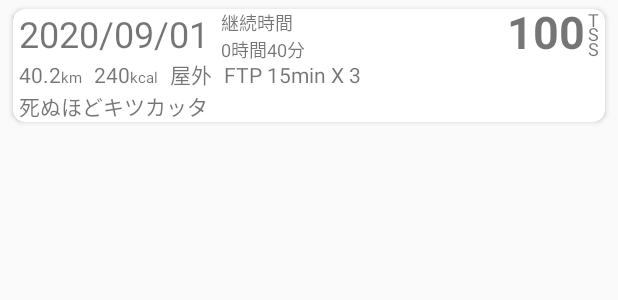
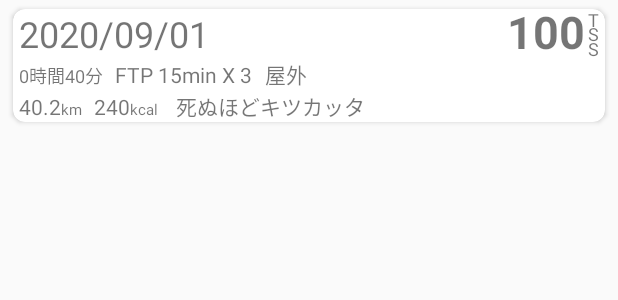
Before and after one commit to Shiro32/PMCMaker, an Android app: the layout one_run_card.xml on its own in the app's theme, with its tools: preview values and no code run, on a phone screen of 412 x 824 dp. Shown: the top 300 px of the screen. Run offline under Robolectric (Android 15) with nearby library versions, the phone set to English and light mode, and no system bars.

Commit message:
V0.1 少しだけレイアウト変更 なぜか、RecylerViewのバグが消えた？

```diff
--- a/app/src/main/java/com/sakuraweb/fotopota/pmcmaker/ui/run/RunRecyclerViewAdapter.kt
+++ b/app/src/main/java/com/sakuraweb/fotopota/pmcmaker/ui/run/RunRecyclerViewAdapter.kt
@@ -26,7 +26,6 @@ class RunRecyclerViewAdapter(trainingRealm: RealmResults<RunData> ) :
         val view = LayoutInflater.from(parent.context).inflate(R.layout.one_run_card, parent, false)
         if( !settingDurationSw ) {
             view.oneRunDuration.visibility = View.GONE
-            view.oneRunDurationLabel.visibility = View.GONE
         }
         if( !settingKmSw ) {
             view.oneRunKm.visibility = View.GONE
--- a/app/src/main/res/layout/one_run_card.xml
+++ b/app/src/main/res/layout/one_run_card.xml
@@ -26,25 +26,6 @@
             android:textSize="24sp"
             app:layout_constraintStart_toStartOf="parent"
             app:layout_constraintTop_toTopOf="parent" />
-
-        <TextView
-            android:id="@+id/oneRunDurationLabel"
-            android:layout_width="wrap_content"
-            android:layout_height="wrap_content"
-            android:layout_marginStart="8dp"
-            android:text="@string/one_run_duration_label"
-            android:textSize="12sp"
-            app:layout_constraintStart_toEndOf="@+id/oneRunDate"
-            app:layout_constraintTop_toTopOf="parent" />
-
-        <TextView
-            android:id="@+id/oneRunDuration"
-            android:layout_width="wrap_content"
-            android:layout_height="wrap_content"
-            android:text="0時間40分"
-            android:textSize="12sp"
-            app:layout_constraintStart_toStartOf="@+id/oneRunDurationLabel"
-            app:layout_constraintTop_toBottomOf="@+id/oneRunDurationLabel" />
 
         <TextView
             android:id="@+id/oneRunTSS"
@@ -81,6 +62,40 @@
             app:layout_constraintTop_toBottomOf="@+id/oneRunDate">
 
             <TextView
+                android:id="@+id/oneRunDuration"
+                android:layout_width="wrap_content"
+                android:layout_height="wrap_content"
+                android:layout_marginEnd="8dp"
+                android:text="0時間40分"
+                android:textSize="12sp" />
+
+            <TextView
+                android:id="@+id/oneRunMenu"
+                android:layout_width="wrap_content"
+                android:layout_height="wrap_content"
+                android:layout_marginEnd="8dp"
+                android:text="FTP 15min X 3"
+                android:textSize="14sp" />
+
+            <TextView
+                android:id="@+id/oneRunPlace"
+                android:layout_width="wrap_content"
+                android:layout_height="wrap_content"
+                android:layout_marginEnd="8dp"
+                android:text="屋外"
+                android:textSize="14sp" />
+
+        </LinearLayout>
+
+        <LinearLayout
+            android:layout_width="match_parent"
+            android:layout_height="match_parent"
+            android:layout_marginStart="4dp"
+            android:orientation="horizontal"
+            app:layout_constraintStart_toStartOf="parent"
+            app:layout_constraintTop_toBottomOf="@+id/linearLayout">
+
+            <TextView
                 android:id="@+id/oneRunKm"
                 android:layout_width="wrap_content"
                 android:layout_height="wrap_content"
@@ -111,31 +126,13 @@
                 android:textSize="10sp" />
 
             <TextView
-                android:id="@+id/oneRunPlace"
+                android:id="@+id/oneRunMemo"
                 android:layout_width="wrap_content"
                 android:layout_height="wrap_content"
-                android:layout_marginEnd="8dp"
-                android:text="屋外"
-                android:textSize="14sp" />
-
-            <TextView
-                android:id="@+id/oneRunMenu"
-                android:layout_width="wrap_content"
-                android:layout_height="wrap_content"
-                android:layout_marginEnd="8dp"
-                android:text="FTP 15min X 3"
+                android:layout_marginStart="4dp"
+                android:text="死ぬほどキツカッタ"
                 android:textSize="14sp" />
         </LinearLayout>
-
-        <TextView
-            android:id="@+id/oneRunMemo"
-            android:layout_width="wrap_content"
-            android:layout_height="wrap_content"
-            android:layout_marginStart="4dp"
-            android:text="死ぬほどキツカッタ"
-            android:textSize="14sp"
-            app:layout_constraintStart_toStartOf="parent"
-            app:layout_constraintTop_toBottomOf="@+id/linearLayout" />
 
     </androidx.constraintlayout.widget.ConstraintLayout>
 
```
